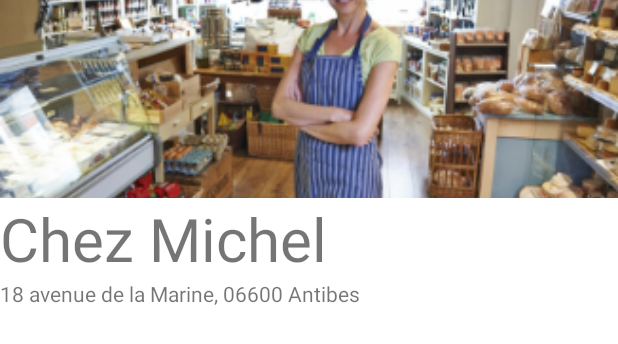
After one commit to AntoineDesanti/graill-sain, an Android app: the layout producer_page.xml on its own in the app's theme, with its tools: preview values and no code run, on a phone screen of 412 x 824 dp. The commit adds this screen. Shown: the top 344 px of the screen. Run offline under Robolectric (Android 15) with nearby library versions, the phone set to English and light mode, and no system bars.

Commit message:
ProducerPage fragment + customOverlay with onClick listener

```diff
--- a/appli/app/src/main/res/layout/activity_main.xml
+++ b/appli/app/src/main/res/layout/activity_main.xml
@@ -4,7 +4,8 @@
     xmlns:tools="http://schemas.android.com/tools"
     android:layout_width="match_parent"
     android:layout_height="match_parent"
-    tools:context=".MainActivity">
+    tools:context=".MainActivity"
+    android:id="@+id/globalActivityView">
 
     <com.google.android.material.bottomnavigation.BottomNavigationView
         android:id="@+id/navigationView"
--- /dev/null
+++ b/appli/app/src/main/res/layout/producer_page.xml
@@ -0,0 +1,40 @@
+<?xml version="1.0" encoding="utf-8"?>
+<LinearLayout
+    android:id="@+id/page_profil"
+    xmlns:android="http://schemas.android.com/apk/res/android"
+    xmlns:app="http://schemas.android.com/apk/res-auto"
+    xmlns:tools="http://schemas.android.com/tools"
+    android:layout_width="match_parent"
+    android:layout_height="match_parent"
+    android:orientation="vertical"
+    android:background="@android:color/background_light"
+    android:translationZ="3dp"
+    >
+
+    <ImageView
+        android:id="@+id/photo_commerce"
+        android:layout_width="match_parent"
+        android:layout_height="wrap_content"
+        android:scaleType="centerCrop"
+        android:src="@mipmap/commercant" />
+
+    <TextView
+        android:id="@+id/nom_commerce"
+        android:layout_width="wrap_content"
+        android:layout_height="wrap_content"
+        android:textSize="40dp"
+        android:text="Chez Michel"/>
+
+    <TextView
+        android:id="@+id/adresse_commerce"
+        android:layout_width="wrap_content"
+        android:layout_height="wrap_content"
+        android:text="18 avenue de la Marine, 06600 Antibes"/>
+
+    <ListView
+        android:id="@+id/list_view"
+        android:layout_width="wrap_content"
+        android:layout_height="wrap_content" />
+
+
+</LinearLayout>
--- a/appli/app/src/main/res/layout/share_producer.xml
+++ b/appli/app/src/main/res/layout/share_producer.xml
@@ -53,7 +53,7 @@
         app:layout_constraintBottom_toTopOf="@+id/inputProducerName"
         app:layout_constraintStart_toStartOf="parent" />
 
-    <EditText
+    <TextView
         android:id="@+id/inputLocation"
         android:layout_width="0dp"
         android:layout_height="wrap_content"
@@ -62,7 +62,7 @@
         android:layout_marginEnd="24dp"
         android:clickable="false"
         android:ems="10"
-        android:inputType="textPersonName"
+        android:inputType="none"
         app:layout_constraintEnd_toEndOf="parent"
         app:layout_constraintStart_toStartOf="parent"
         app:layout_constraintTop_toBottomOf="@+id/inputProducerName" />
```
Also changed, not shown: appli/app/src/main/java/com/graillsain/graillsain/MapPage/MapFragment.java (+18 -10 lines), appli/app/src/main/java/com/graillsain/graillsain/MapPage/ProducerOverlayItem.java (added, +68 -0 lines), appli/app/src/main/java/com/graillsain/graillsain/Producer/ProducerPageFragment.java (added, +77 -0 lines).
